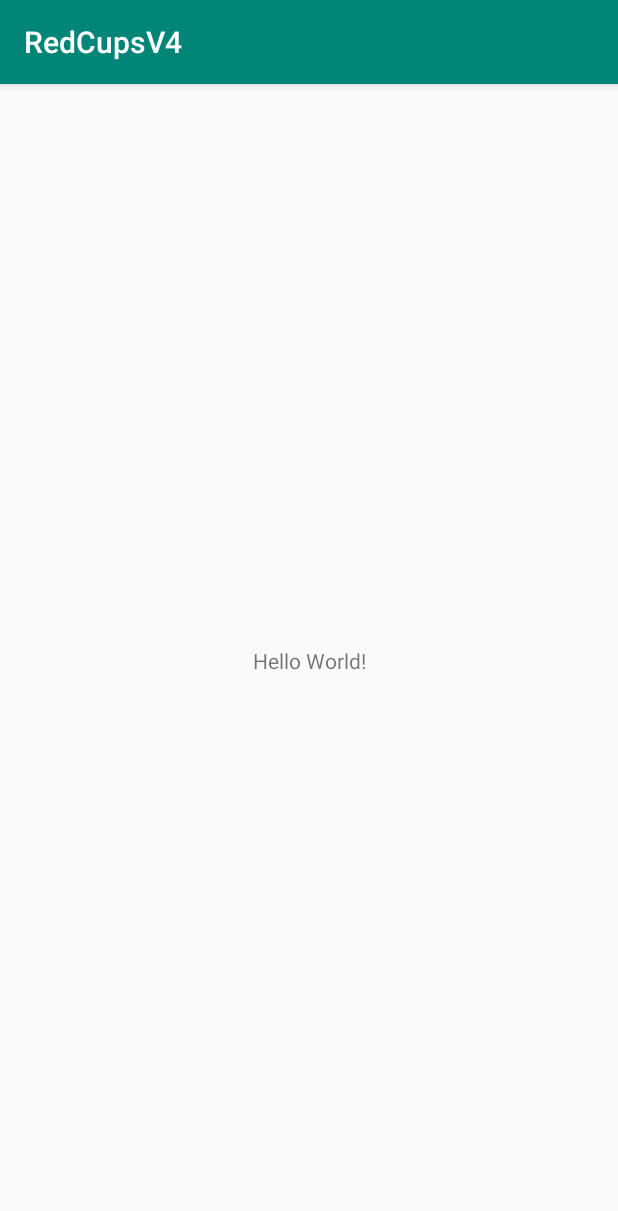
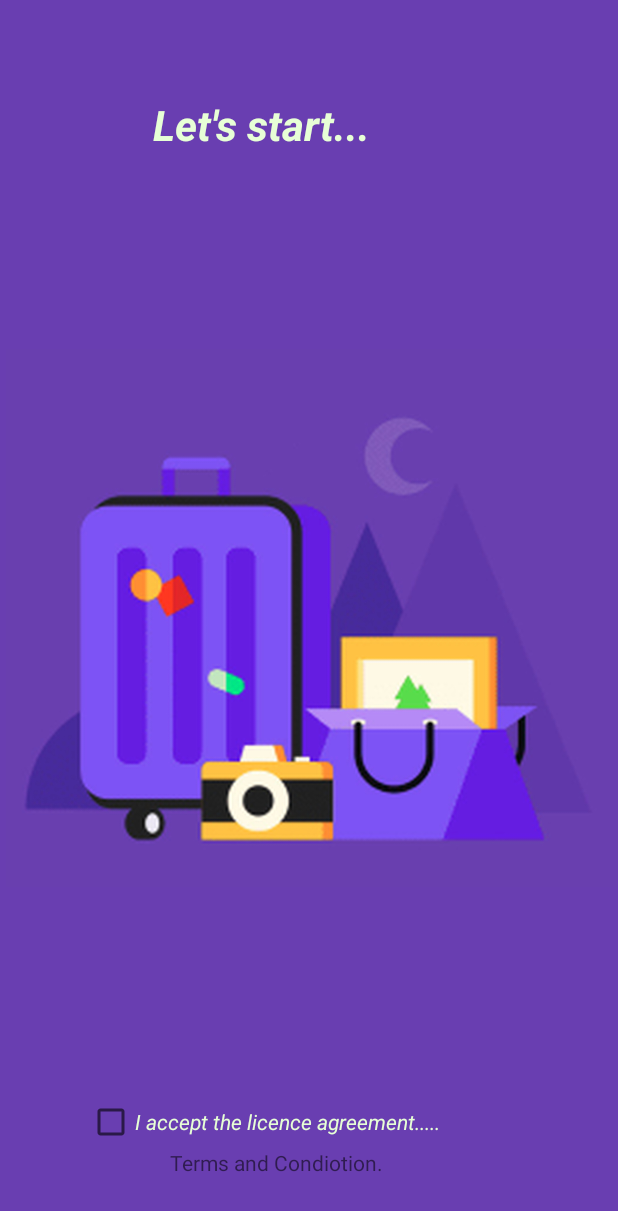
Before and after one commit to shadabsheikh51024225/RedCupsV4, an Android app: the screen it shows after launch (MainActivity before the commit, LicenceAgreement after it), on a phone screen of 412 x 824 dp. Shown: the top 1211 px of the screen. Run offline under Robolectric (Android 15) with nearby library versions, the phone set to English and light mode, and no system bars.

Commit message:
here we created the terms and condition page and fully implement sharedpreferance and other neccecarry permission.

```diff
--- a/app/src/main/AndroidManifest.xml
+++ b/app/src/main/AndroidManifest.xml
@@ -2,6 +2,9 @@
 <manifest xmlns:android="http://schemas.android.com/apk/res/android"
     package="com.shadabsheikh07.redcupsv4">
 
+
+
+    <uses-permission android:name="android.permission.INTERNET" />
     <application
         android:allowBackup="true"
         android:icon="@mipmap/ic_launcher"
@@ -23,6 +26,9 @@
         </activity>
 
 
+        <activity android:name=".LicenceAgreement"/>
+
+
     </application>
 
 </manifest>
--- /dev/null
+++ b/app/src/main/java/com/shadabsheikh07/redcupsv4/LicenceAgreement.java
@@ -0,0 +1,79 @@
+package com.shadabsheikh07.redcupsv4;
+
+import android.content.Intent;
+import android.content.SharedPreferences;
+import android.net.Uri;
+import android.os.Bundle;
+import android.support.v7.app.AppCompatActivity;
+import android.view.View;
+import android.widget.Button;
+import android.widget.CheckBox;
+import android.widget.CompoundButton;
+import android.widget.TextView;
+
+public class LicenceAgreement  extends AppCompatActivity {
+
+
+    protected void onCreate(Bundle savedInstanceState) {
+        super.onCreate(savedInstanceState);
+        setContentView(R.layout.licence_agreement);
+
+
+        CheckBox agreement = (CheckBox)findViewById(R.id.agreement_check_box);
+
+        TextView terms = (TextView)findViewById(R.id.terms);
+
+        terms.setOnClickListener(new View.OnClickListener() {
+            @Override
+            public void onClick(View v) {
+
+                // setting the path for the terms and condition.
+
+                Intent viewIntent =
+                        new Intent("android.intent.action.VIEW",
+                                Uri.parse("https://en.wikipedia.org/wiki/Terms_of_service"));
+                startActivity(viewIntent);
+
+
+
+            }
+        });
+
+
+
+        SharedPreferences settings=getSharedPreferences("prefs",0);
+        boolean firstRun=settings.getBoolean("firstRun",false);
+        if(firstRun==false)
+
+        {
+            SharedPreferences.Editor editor=settings.edit();
+            editor.putBoolean("firstRun",true);
+            editor.commit();
+            agreement.setOnCheckedChangeListener(new CompoundButton.OnCheckedChangeListener() {
+                @Override
+                public void onCheckedChanged(CompoundButton buttonView, boolean isChecked) {
+                    if (isChecked) {
+                        //checked
+
+                        Intent i = new Intent(getApplicationContext(), MainActivity.class);
+                        startActivity(i);
+                        finish();
+
+                    }
+                }
+            });
+
+        }
+        else
+        {
+
+            //   Toast.makeText(getApplicationContext(), "yoyo",
+            //      Toast.LENGTH_LONG).show();
+
+            Intent i = new Intent(getApplicationContext(), MainActivity.class);
+            startActivity(i);
+            finish();
+        }
+
+    }
+}
--- a/app/src/main/java/com/shadabsheikh07/redcupsv4/SplashActivity.java
+++ b/app/src/main/java/com/shadabsheikh07/redcupsv4/SplashActivity.java
@@ -19,8 +19,6 @@ public class SplashActivity extends Activity {
 
         // to remove the action bar from the specific activity
 
-        getWindow().requestFeature(Window.FEATURE_ACTION_BAR);
-        getActionBar().hide();
 
 
 
@@ -30,7 +28,7 @@ public class SplashActivity extends Activity {
         handler.postDelayed(new Runnable() {
             @Override
             public void run() {
-                Intent intent=new Intent(SplashActivity.this,MainActivity.class);
+                Intent intent=new Intent(SplashActivity.this,LicenceAgreement.class);
                 startActivity(intent);
                 finish();
             }
--- /dev/null
+++ b/app/src/main/res/layout/licence_agreement.xml
@@ -0,0 +1,66 @@
+<?xml version="1.0" encoding="utf-8"?>
+<RelativeLayout
+    xmlns:android="http://schemas.android.com/apk/res/android"
+    xmlns:app="http://schemas.android.com/apk/res-auto"
+    xmlns:tools="http://schemas.android.com/tools"
+    android:layout_height="match_parent"
+    android:layout_width="match_parent"
+    android:background="#693EB1"
+    >
+
+    <ImageView
+        android:id="@+id/imageView2"
+        android:layout_width="wrap_content"
+        android:layout_height="wrap_content"
+        android:layout_alignParentStart="true"
+        android:layout_alignParentLeft="true"
+        android:layout_alignParentTop="true"
+        android:layout_marginStart="4dp"
+        android:layout_marginLeft="4dp"
+        android:layout_marginTop="0dp"
+        app:srcCompat="@drawable/licenceagreeement" />
+
+    <CheckBox
+        android:id="@+id/agreement_check_box"
+        android:layout_width="wrap_content"
+        android:layout_height="wrap_content"
+        android:layout_alignParentStart="true"
+        android:layout_alignParentLeft="true"
+        android:layout_alignParentBottom="true"
+        android:layout_marginStart="58dp"
+        android:layout_marginLeft="58dp"
+        android:layout_marginBottom="60dp"
+        android:text="I accept the licence agreement....."
+        android:textStyle="italic"
+        android:textColorHighlight="@color/colorPrimary"
+        android:textColor="#E7FFD6"/>
+
+    <TextView
+        android:id="@+id/textView"
+        android:layout_width="wrap_content"
+        android:layout_height="wrap_content"
+        android:layout_alignStart="@+id/checkBox4"
+        android:layout_alignParentTop="true"
+        android:layout_marginStart="102dp"
+        android:layout_marginTop="64dp"
+        android:text="Let's start..."
+        android:textColor="#E7FFD6"
+        android:textSize="28dp"
+        android:textStyle="bold|italic"
+        android:layout_marginLeft="102dp"
+        android:layout_alignLeft="@+id/checkBox4"
+        tools:ignore="UnknownId" />
+
+    <TextView
+        android:id="@+id/terms"
+        android:layout_width="wrap_content"
+        android:layout_height="wrap_content"
+        android:layout_alignParentStart="true"
+        android:layout_alignParentLeft="true"
+        android:layout_alignParentBottom="true"
+        android:layout_marginStart="113dp"
+        android:layout_marginLeft="113dp"
+        android:layout_marginBottom="39dp"
+        android:text="Terms and Condiotion."
+        android:textColorLink="@android:color/holo_red_light" />
+</RelativeLayout>
--- a/app/src/main/res/values/styles.xml
+++ b/app/src/main/res/values/styles.xml
@@ -1,7 +1,7 @@
 <resources>
 
     <!-- Base application theme. -->
-    <style name="AppTheme" parent="Theme.AppCompat.Light.DarkActionBar">
+    <style name="AppTheme" parent="Theme.AppCompat.Light.NoActionBar">
         <!-- Customize your theme here. -->
         <item name="colorPrimary">@color/colorPrimary</item>
         <item name="colorPrimaryDark">@color/colorPrimaryDark</item>
```
Also changed, not shown: app/src/main/res/drawable/licenceagreeement.jpg (added).
